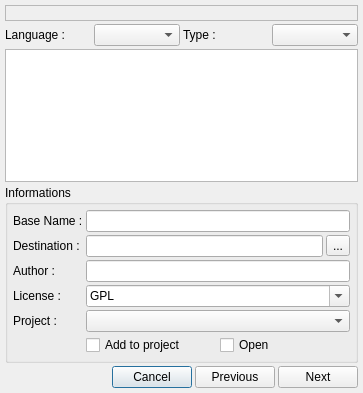
First picture: the form in v2/trunk/monkey/src/templatesmanager/ui/UITemplatesWizard.ui, repository testmana2/mks, before the edit.
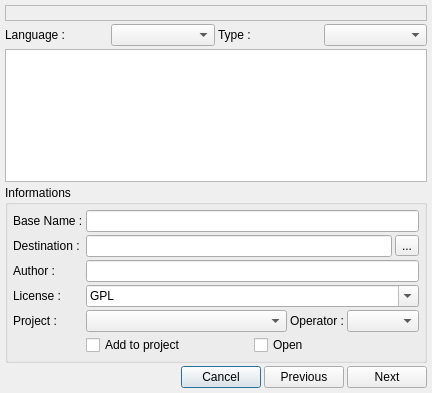
Second picture: the form after the edit. Custom widgets are drawn as their Qt base class.

Commit message: Fix a bug that don t allow to add files to a project, now adding to project u can choose projet/scope and operator

Diff of the .ui file:
```diff
--- a/v2/trunk/monkey/src/templatesmanager/ui/UITemplatesWizard.ui
+++ b/v2/trunk/monkey/src/templatesmanager/ui/UITemplatesWizard.ui
@@ -5,7 +5,7 @@
    <rect>
     <x>0</x>
     <y>0</y>
-    <width>363</width>
+    <width>432</width>
     <height>393</height>
    </rect>
   </property>
@@ -165,7 +165,7 @@
             </property>
            </widget>
           </item>
-          <item row="0" column="1" colspan="2" >
+          <item row="0" column="1" >
            <widget class="QLineEdit" name="leBaseName" >
             <property name="toolTip" >
              <string>Base File/Class Name</string>
@@ -180,13 +180,15 @@
            </widget>
           </item>
           <item row="1" column="1" >
+           <layout class="QHBoxLayout" >
+            <item>
            <widget class="QLineEdit" name="leDestination" >
             <property name="toolTip" >
              <string>File Destination</string>
             </property>
            </widget>
           </item>
-          <item row="1" column="2" >
+            <item>
            <widget class="QToolButton" name="tbDestination" >
             <property name="toolTip" >
              <string>Click to select a folder for your file(s)</string>
@@ -196,6 +198,8 @@
             </property>
            </widget>
           </item>
+           </layout>
+          </item>
           <item row="2" column="0" >
            <widget class="QLabel" name="lAuthor" >
             <property name="text" >
@@ -203,7 +207,7 @@
             </property>
            </widget>
           </item>
-          <item row="2" column="1" colspan="2" >
+          <item row="2" column="1" >
            <widget class="QLineEdit" name="leAuthor" >
             <property name="toolTip" >
              <string>Author(s), like : Nox P@sNox &lt;pasnox@gmail.com></string>
@@ -217,7 +221,7 @@
             </property>
            </widget>
           </item>
-          <item row="3" column="1" colspan="2" >
+          <item row="3" column="1" >
            <widget class="QComboBox" name="cbLicenses" >
             <property name="toolTip" >
              <string>Choose a license for your file(s)</string>
@@ -254,14 +258,34 @@
             </property>
            </widget>
           </item>
-          <item row="4" column="1" colspan="2" >
+          <item row="4" column="1" >
+           <layout class="QHBoxLayout" >
+            <item>
            <widget class="pTreeComboBox" name="cbProjects" >
+              <property name="sizePolicy" >
+               <sizepolicy vsizetype="Fixed" hsizetype="Expanding" >
+                <horstretch>0</horstretch>
+                <verstretch>0</verstretch>
+               </sizepolicy>
+              </property>
             <property name="toolTip" >
              <string>Choose the project in witch you want to add file(s)</string>
             </property>
            </widget>
           </item>
-          <item row="5" column="1" colspan="2" >
+            <item>
+             <widget class="QLabel" name="lOperators" >
+              <property name="text" >
+               <string>Operator :</string>
+              </property>
+             </widget>
+            </item>
+            <item>
+             <widget class="QComboBox" name="cbOperators" />
+            </item>
+           </layout>
+          </item>
+          <item row="5" column="1" >
            <layout class="QHBoxLayout" >
             <property name="spacing" >
              <number>3</number>
```
Lines whose indentation alone changed are shown as unchanged. The commit also changes 1 other file.
